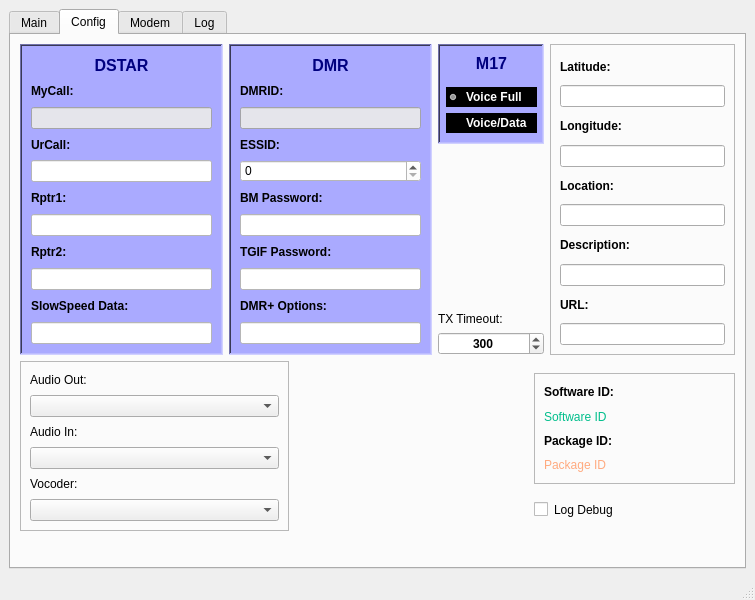
kd0oss/HAMster, file mainwindow.ui: the form before one commit.
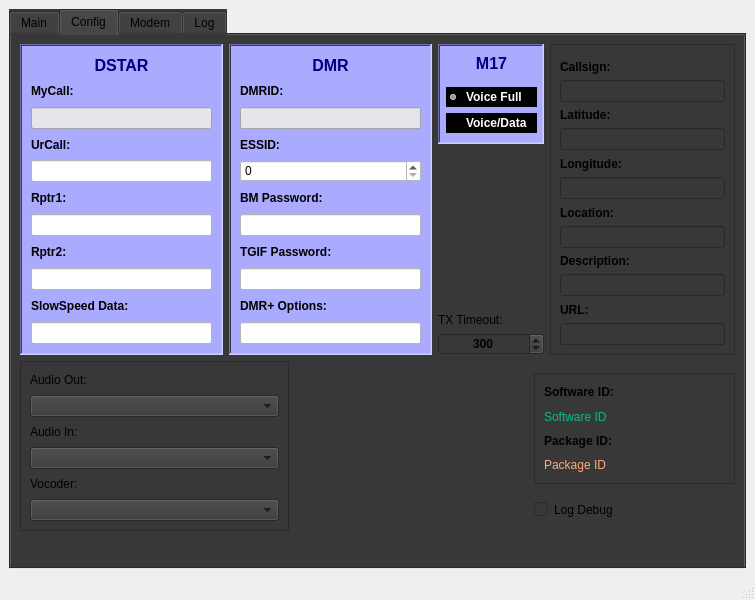
The form after the commit. The open tabs and pages were chosen to show the change.

Diff of the .ui file:
```diff
--- a/mainwindow.ui
+++ b/mainwindow.ui
@@ -41,6 +41,9 @@
         <height>16777215</height>
        </size>
       </property>
+      <property name="styleSheet">
+       <string notr="true">background-color: rgb(56, 56, 56);</string>
+      </property>
       <property name="currentIndex">
        <number>0</number>
       </property>
@@ -1561,6 +1564,27 @@
              <enum>QFrame::Raised</enum>
             </property>
             <layout class="QVBoxLayout" name="verticalLayout_10">
+             <property name="spacing">
+              <number>1</number>
+             </property>
+             <property name="topMargin">
+              <number>9</number>
+             </property>
+             <item>
+              <widget class="QLabel" name="label_2">
+               <property name="font">
+                <font>
+                 <bold>true</bold>
+                </font>
+               </property>
+               <property name="text">
+                <string>Callsign:</string>
+               </property>
+              </widget>
+             </item>
+             <item>
+              <widget class="QLineEdit" name="callSignEdit"/>
+             </item>
              <item>
               <widget class="QLabel" name="label_25">
                <property name="font">
@@ -1751,7 +1775,7 @@
                 </widget>
                </item>
                <item>
-                <widget class="QLabel" name="packageIDLabel">
+                <widget class="QLabel" name="label_49">
                  <property name="font">
                   <font>
                    <bold>true</bold>
@@ -1763,7 +1787,7 @@
                 </widget>
                </item>
                <item>
-                <widget class="QLabel" name="PackageIDLabel">
+                <widget class="QLabel" name="packageIDLabel">
                  <property name="styleSheet">
                   <string notr="true">border-color: rgb(255, 255, 255);
 color: rgb(255, 170, 127);</string>
```
Left out of the diff: 210 changed lines with no effect on the pictures.
